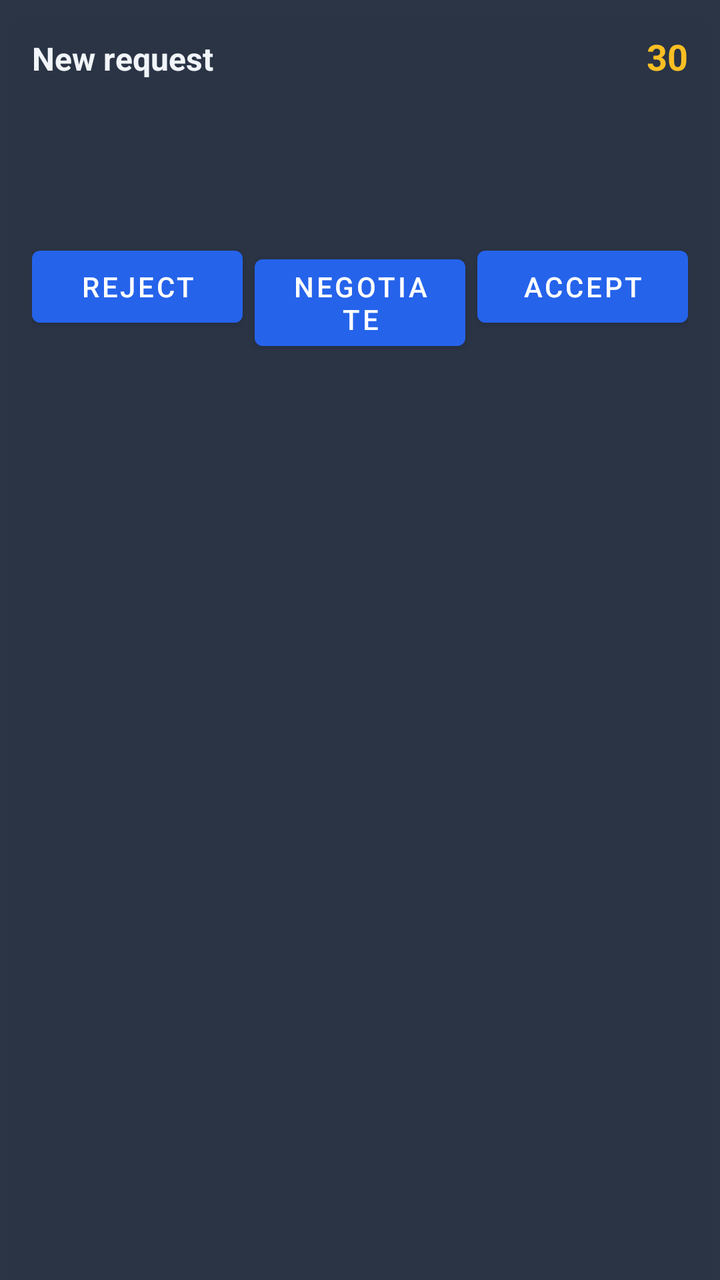
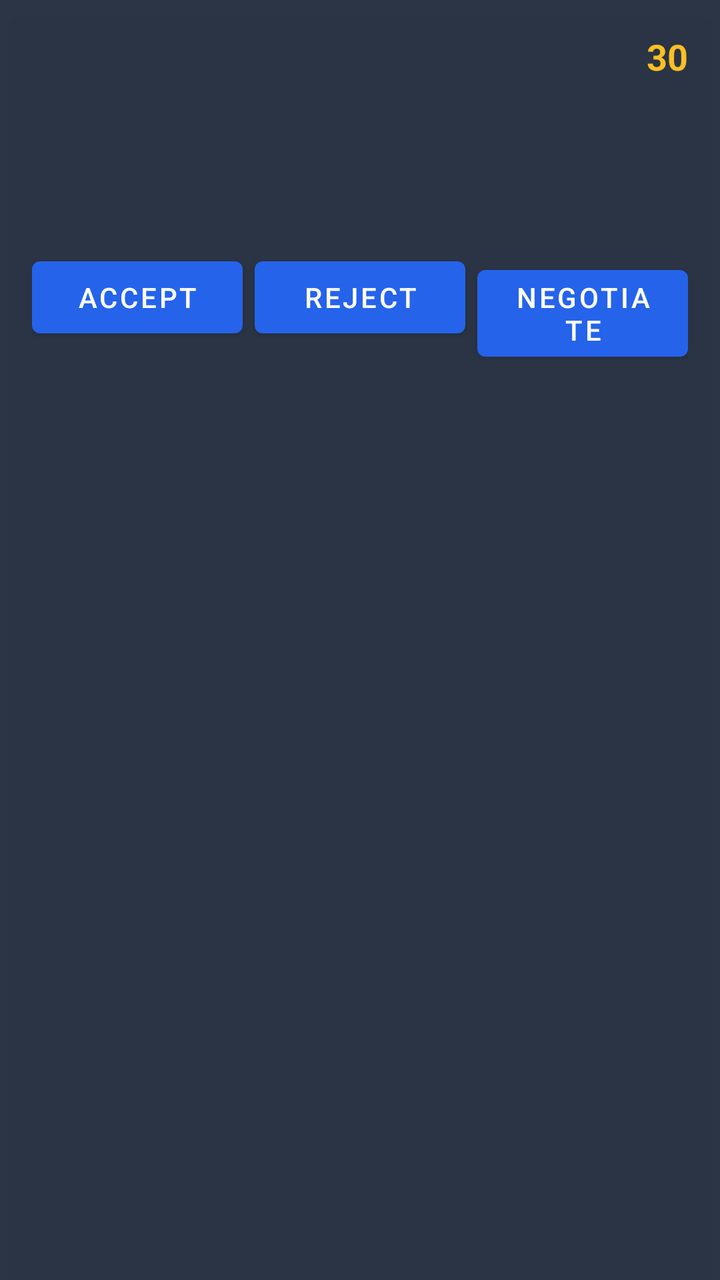

An Android layout rendered at two revisions. The XML below is the earlier revision; the diff shows what the commit changed to produce the second picture.
<!-- AndroidManifest.xml: application theme Theme.WebToApp -->
<!-- res/layout/overlay_incoming_request.xml -->
<?xml version="1.0" encoding="utf-8"?>
<LinearLayout xmlns:android="http://schemas.android.com/apk/res/android"
    android:layout_width="match_parent"
    android:layout_height="wrap_content"
    android:orientation="vertical"
    android:background="#EE1E293B"
    android:padding="16dp"
    android:layout_margin="8dp"
    android:elevation="12dp">

    <LinearLayout
        android:layout_width="match_parent"
        android:layout_height="wrap_content"
        android:orientation="horizontal">
        <TextView
            android:id="@+id/tv_service_type"
            android:layout_width="0dp"
            android:layout_height="wrap_content"
            android:layout_weight="1"
            android:textColor="#F1F5F9"
            android:textSize="16sp"
            android:textStyle="bold"
            android:text="New request" />
        <TextView
            android:id="@+id/tv_countdown"
            android:layout_width="wrap_content"
            android:layout_height="wrap_content"
            android:textColor="#FBBF24"
            android:textSize="18sp"
            android:textStyle="bold"
            android:text="30" />
    </LinearLayout>

    <TextView android:id="@+id/tv_customer"
        android:layout_width="match_parent" android:layout_height="wrap_content"
        android:textColor="#E2E8F0" android:textSize="14sp" android:paddingTop="6dp" />
    <TextView android:id="@+id/tv_price"
        android:layout_width="match_parent" android:layout_height="wrap_content"
        android:textColor="#4ADE80" android:textSize="15sp" android:textStyle="bold" android:paddingTop="2dp" />
    <TextView android:id="@+id/tv_area"
        android:layout_width="match_parent" android:layout_height="wrap_content"
        android:textColor="#94A3B8" android:textSize="13sp" android:paddingTop="2dp" />

    <LinearLayout
        android:layout_width="match_parent"
        android:layout_height="wrap_content"
        android:orientation="horizontal"
        android:paddingTop="12dp">
        <Button android:id="@+id/btn_reject"
            android:layout_width="0dp" android:layout_height="wrap_content" android:layout_weight="1"
            android:layout_marginEnd="6dp" android:text="Reject" />
        <Button android:id="@+id/btn_negotiate"
            android:layout_width="0dp" android:layout_height="wrap_content" android:layout_weight="1"
            android:layout_marginEnd="6dp" android:text="Negotiate" />
        <Button android:id="@+id/btn_accept"
            android:layout_width="0dp" android:layout_height="wrap_content" android:layout_weight="1"
            android:text="Accept" />
    </LinearLayout>
</LinearLayout>
<!-- resources referenced by this layout -->
<resources>
  <style name="Theme.WebToApp" parent="Theme.MaterialComponents.Light.NoActionBar">
          <item name="colorPrimary">@color/primaryColor</item>
          <item name="colorPrimaryDark">@color/primaryColorDark</item>
          <item name="android:statusBarColor">@color/statusBarColor</item>
          <item name="android:navigationBarColor">@color/primaryColorDark</item>
          <item name="android:windowBackground">@android:color/white</item>
      </style>
  <color name="primaryColor">#2563EB</color>
  <color name="primaryColorDark">#1E40AF</color>
  <color name="statusBarColor">#1E3A5F</color>
</resources>

<!-- the commit's change to res/layout/overlay_incoming_request.xml (unified diff, before → after) -->
@@ -6,54 +6,76 @@
     android:background="#EE1E293B"
     android:padding="16dp"
     android:layout_margin="8dp"
+    android:layoutDirection="locale"
+    android:textAlignment="viewStart"
     android:elevation="12dp">
 
+    
+    <TextView
+        android:id="@+id/tv_countdown"
+        android:layout_width="match_parent"
+        android:layout_height="wrap_content"
+        android:gravity="end"
+        android:textColor="#FBBF24"
+        android:textSize="18sp"
+        android:textStyle="bold"
+        android:text="30" />
+
+    
     <LinearLayout
         android:layout_width="match_parent"
         android:layout_height="wrap_content"
-        android:orientation="horizontal">
+        android:orientation="horizontal"
+        android:paddingTop="4dp">
+        <TextView
+            android:id="@+id/tv_customer"
+            android:layout_width="0dp" android:layout_height="wrap_content" android:layout_weight="1"
+            android:textColor="#E2E8F0" android:textSize="14sp" android:textStyle="bold" />
         <TextView
             android:id="@+id/tv_service_type"
-            android:layout_width="0dp"
-            android:layout_height="wrap_content"
-            android:layout_weight="1"
-            android:textColor="#F1F5F9"
-            android:textSize="16sp"
-            android:textStyle="bold"
-            android:text="New request" />
-        <TextView
-            android:id="@+id/tv_countdown"
-            android:layout_width="wrap_content"
-            android:layout_height="wrap_content"
-            android:textColor="#FBBF24"
-            android:textSize="18sp"
-            android:textStyle="bold"
-            android:text="30" />
+            android:layout_width="0dp" android:layout_height="wrap_content" android:layout_weight="1"
+            android:gravity="end"
+            android:textColor="#F1F5F9" android:textSize="15sp" android:textStyle="bold" />
     </LinearLayout>
 
-    <TextView android:id="@+id/tv_customer"
+    
+    <LinearLayout
+        android:layout_width="match_parent"
+        android:layout_height="wrap_content"
+        android:orientation="horizontal"
+        android:paddingTop="4dp">
+        <TextView
+            android:id="@+id/tv_area"
+            android:layout_width="0dp" android:layout_height="wrap_content" android:layout_weight="1"
+            android:textColor="#94A3B8" android:textSize="13sp" />
+        <TextView
+            android:id="@+id/tv_price"
+            android:layout_width="0dp" android:layout_height="wrap_content" android:layout_weight="1"
+            android:gravity="end"
+            android:textColor="#4ADE80" android:textSize="15sp" android:textStyle="bold" />
+    </LinearLayout>
+
+    
+    <TextView
+        android:id="@+id/tv_description"
         android:layout_width="match_parent" android:layout_height="wrap_content"
-        android:textColor="#E2E8F0" android:textSize="14sp" android:paddingTop="6dp" />
-    <TextView android:id="@+id/tv_price"
-        android:layout_width="match_parent" android:layout_height="wrap_content"
-        android:textColor="#4ADE80" android:textSize="15sp" android:textStyle="bold" android:paddingTop="2dp" />
-    <TextView android:id="@+id/tv_area"
-        android:layout_width="match_parent" android:layout_height="wrap_content"
-        android:textColor="#94A3B8" android:textSize="13sp" android:paddingTop="2dp" />
+        android:paddingTop="6dp"
+        android:textColor="#CBD5E1" android:textSize="13sp" />
 
+    
     <LinearLayout
         android:layout_width="match_parent"
         android:layout_height="wrap_content"
         android:orientation="horizontal"
         android:paddingTop="12dp">
+        <Button android:id="@+id/btn_accept"
+            android:layout_width="0dp" android:layout_height="wrap_content" android:layout_weight="1"
+            android:layout_marginEnd="6dp" android:text="Accept" />
         <Button android:id="@+id/btn_reject"
             android:layout_width="0dp" android:layout_height="wrap_content" android:layout_weight="1"
             android:layout_marginEnd="6dp" android:text="Reject" />
         <Button android:id="@+id/btn_negotiate"
             android:layout_width="0dp" android:layout_height="wrap_content" android:layout_weight="1"
-            android:layout_marginEnd="6dp" android:text="Negotiate" />
-        <Button android:id="@+id/btn_accept"
-            android:layout_width="0dp" android:layout_height="wrap_content" android:layout_weight="1"
-            android:text="Accept" />
+            android:text="Negotiate" />
     </LinearLayout>
 </LinearLayout>
